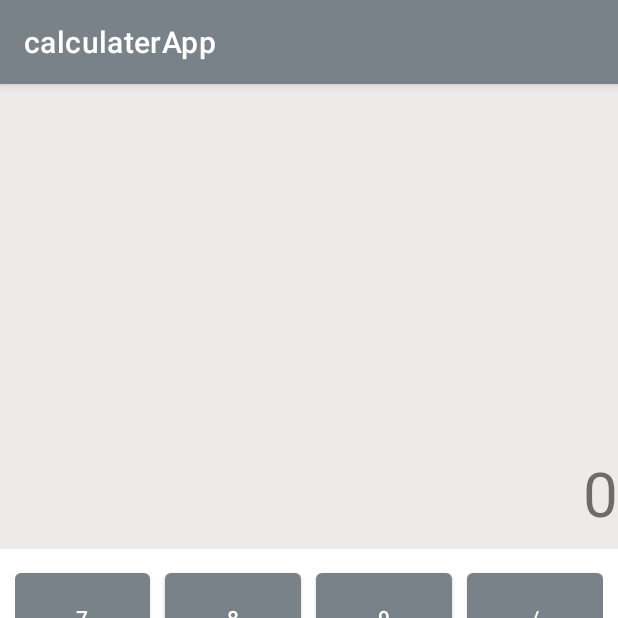
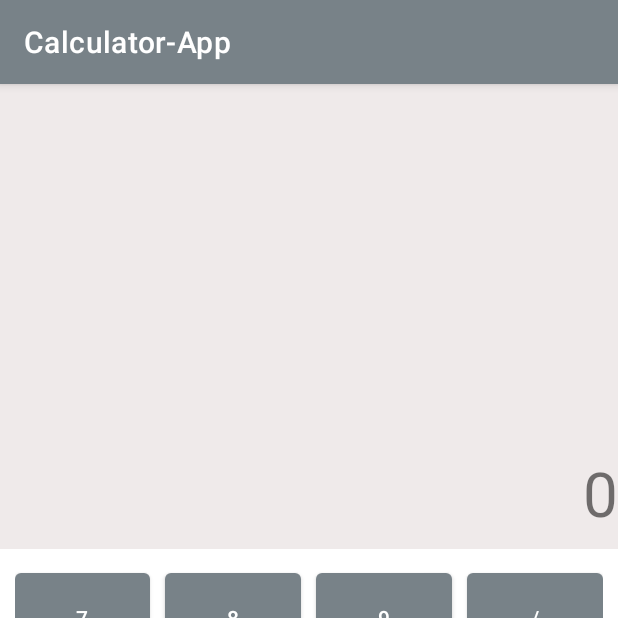
Before and after one commit to Himanshu25rajput/CalculatorApp, an Android app: the screen it shows after launch (MainActivity), on a phone screen of 412 x 824 dp, the top half of it. Run offline under Robolectric (Android 15) with nearby library versions, the phone set to English and light mode, and no system bars.

Commit message:
Calculator-App

```diff
--- a/app/src/main/java/com/example/calculaterapp/MainActivity.kt
+++ b/app/src/main/java/com/example/calculaterapp/MainActivity.kt
@@ -22,11 +22,14 @@ class MainActivity : AppCompatActivity() {
     private var mediaplayer:MediaPlayer?=null
     override fun onCreate(savedInstanceState: Bundle?) {
         getWindow().addFlags(WindowManager.LayoutParams.FLAG_FULLSCREEN);
+
         //for removing status bar cool
 
         super.onCreate(savedInstanceState)
         setContentView(R.layout.activity_main)
         textView=findViewById(R.id.textView)
+        getWindow().setFlags(WindowManager.LayoutParams.FLAG_SECURE, WindowManager.LayoutParams.FLAG_SECURE);
+        // for restrict the screenshot on app
 
     }
     fun ondigit(view: View){
--- a/app/src/main/res/values/strings.xml
+++ b/app/src/main/res/values/strings.xml
@@ -1,3 +1,3 @@
 <resources>
-    <string name="app_name">calculaterApp</string>
+    <string name="app_name">Calculator-App</string>
 </resources>
```
